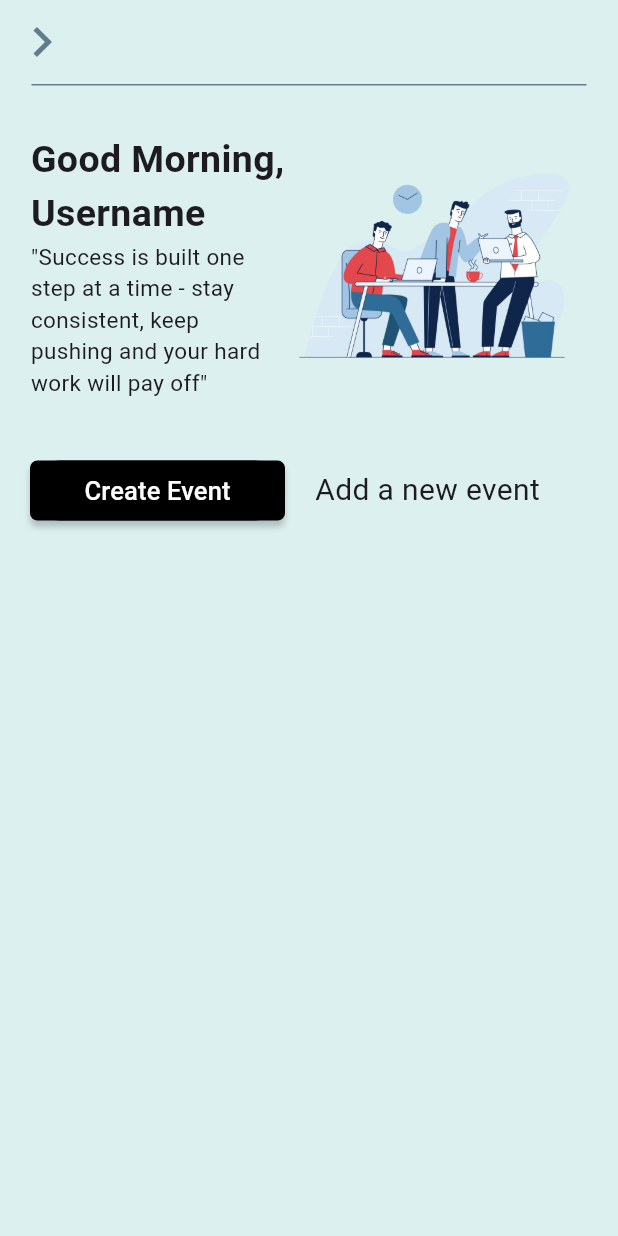
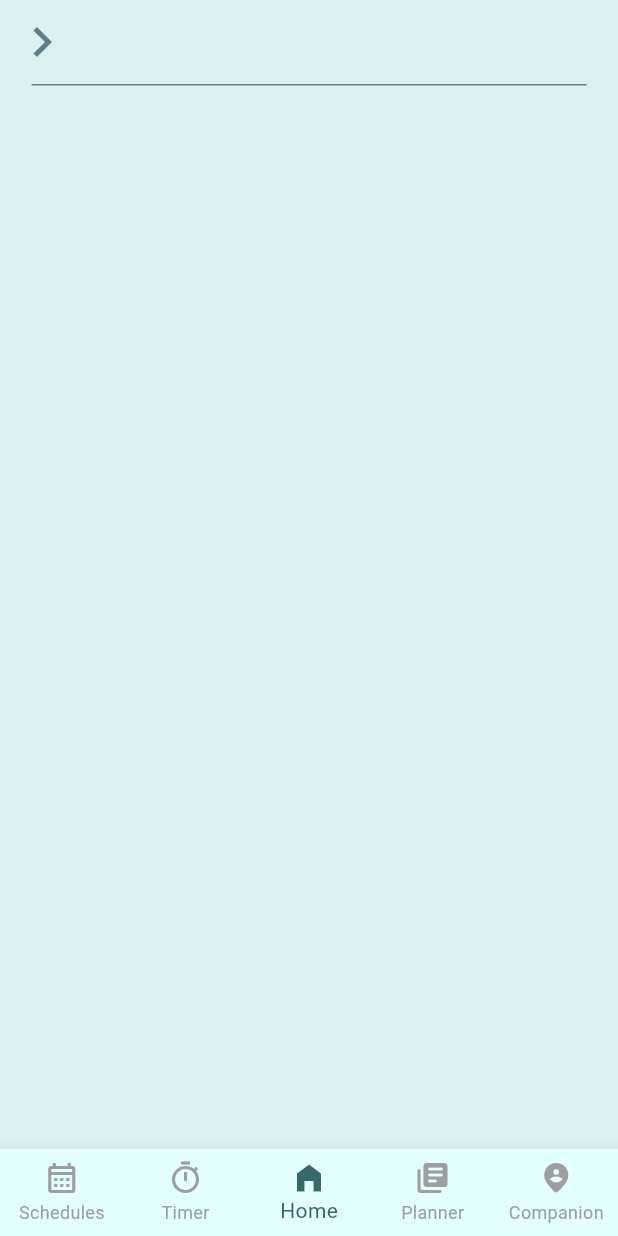
Before and after one commit to mjk-22/Lifep-plan, a Flutter app: the screen it shows after launch, on a phone screen of 412 x 824 dp. Run offline on Flutter 3.47's test engine with Material 3 defaults, Android fonts, the light colour scheme and no system bars; our stand-ins replace cloud_firestore, firebase_auth, firebase_core, mask_text_input_formatter; accounts and stored records are empty.

Commit message:
Finished the Event Creation, organized the routers and the project setup

```diff
--- a/lib/companionshop.dart
+++ b/lib/companionshop.dart
@@ -1,5 +1,5 @@
 import 'package:flutter/material.dart';
-import 'package:lifeplan/worldclock.dart';
+import 'package:lifeplan/navPages/worldclock.dart';
 
 class ShopCompanionPage extends StatelessWidget {
   const ShopCompanionPage({super.key});
--- a/lib/main.dart
+++ b/lib/main.dart
@@ -9,7 +9,12 @@ import 'accountpage.dart';
 import 'companiongender.dart';
 import 'femalecompanion.dart';
 import 'masculinecompanion.dart';
-import 'homepage.dart';
+import 'navpage.dart';
+import 'navPages/homepage.dart';
+import 'navPages/schedules.dart';
+import 'navPages/timer.dart';
+import 'navPages/planner.dart';
+import 'navPages/companion.dart';
 
 Future<void> main() async{
   WidgetsFlutterBinding.ensureInitialized();
@@ -31,14 +36,18 @@ class MyPlanner extends StatelessWidget {
     return MaterialApp(
       debugShowCheckedModeBanner: false,
       routes: {
-        '/' : (context) => HomePage(),
-        'home' : (context) => HomePage(),
+        '/' : (context) => NavPage(),
+        '/home' : (context) => HomePage(),
         '/login' : (context) => LoginPage(),
         '/createaccount' : (context) => CreateAccount(),
         '/startjourney' : (context) => AccountPage(),
          '/masc' : (context) => MaleCompanion(),
         '/fem' : (context) => FemaleCompanion(),
-        'companiongender' : (context) => CompanionGender()
+        '/companiongender' : (context) => CompanionGender(),
+        '/schedules' : (context) => SchedulesPage(),
+        '/timer' : (context) => TimerScreen(),
+        '/planner' : (context) => PlannerPage(),
+        '/companion' : (context) => CompanionPage()
       },
     );
   }
--- a/lib/companion.dart
+++ b/lib/navPages/companion.dart
@@ -1,7 +1,7 @@
 import 'package:flutter/material.dart';
-import 'package:lifeplan/worldclock.dart';
+import 'package:lifeplan/navPages/worldclock.dart';
 
-import 'companionshop.dart';
+import '../companionshop.dart';
 
 
 // Main Companion Page
--- a/lib/homepage.dart
+++ b/lib/navPages/homepage.dart
@@ -1,7 +1,6 @@
 import 'package:flutter/material.dart';
 import 'dart:async';
 import 'package:mask_text_input_formatter/mask_text_input_formatter.dart';
-
 
 class HomePage extends StatefulWidget {
   const HomePage({super.key});
@@ -25,10 +24,10 @@ class _HomePageState extends State<HomePage> {
       currentIndex = index;
     });
   }
-
   @override
   Widget build(BuildContext context) {
     return Scaffold(
+      bottomNavigationBar: bottomNav(currentIndex),
         appBar: AppBar(
             backgroundColor: Color(0xFFDCF0F0),
             bottom: PreferredSize(
@@ -105,13 +104,14 @@ class _HomePageState extends State<HomePage> {
                           style: TextStyle(fontSize: 20),
                         )
                       ],
-                    )
+                    ),
                   ],
                 ),
               ),
             ],
           ),
-        ));
+        )
+    );
   }
 
   Widget bottomNav(index) {
@@ -327,8 +327,11 @@ class _HomePageState extends State<HomePage> {
       child: ElevatedButton(
           style: ElevatedButton.styleFrom(
               backgroundColor: buttonColor, elevation: 0),
-          onPressed: () {
-            createDialog(context);
+          onPressed: () async{
+            await createDialog(context);
+            setState(() {
+
+            });
           },
           child: Text(
             message,
@@ -337,10 +340,13 @@ class _HomePageState extends State<HomePage> {
     );
   }
 
-  void createDialog(BuildContext context) {
-    showDialog(
+  Future<void> createDialog(BuildContext context) async{
+    await showDialog(
       context: context,
+      barrierDismissible: false,
       builder: (context) {
+        return StatefulBuilder(
+          builder: (context, setStateDialog) {
             return AlertDialog(
               backgroundColor: Color(0xFFE3FFFF),
               title: Text("Create Event"),
@@ -401,7 +407,7 @@ class _HomePageState extends State<HomePage> {
                       height: 40,
                       width: 250,
                       child: TextFormField(
-                    controller: titleController,
+                        controller: locationController,
                         cursorColor: Colors.black,
                         keyboardType: TextInputType.number,
                         decoration: InputDecoration(
@@ -440,7 +446,7 @@ class _HomePageState extends State<HomePage> {
                                 borderSide: BorderSide(color: Colors.grey),
                               ),
                               suffixIcon: _dropdown(selectedStart, (newValue) {
-                            setState(() {
+                                setStateDialog(() {
                                   selectedStart = newValue!;
                                 });
                               }),
@@ -475,9 +481,9 @@ class _HomePageState extends State<HomePage> {
                               enabledBorder: OutlineInputBorder(
                                 borderSide: BorderSide(color: Colors.grey),
                               ),
-                          suffixIcon: _dropdown(selectedStart, (newValue) {
-                            setState(() {
-                              selectedStart = newValue!;
+                              suffixIcon: _dropdown(selectedEnd, (newValue) {
+                                setStateDialog(() {
+                                  selectedEnd = newValue!;
                                 });
                               }),
                             ),
@@ -505,6 +511,9 @@ class _HomePageState extends State<HomePage> {
                   child: Text("Cancel", style: TextStyle(color: Colors.black)),
                 ),
               ],
+            );
+          },
+
         );
       },
     );
--- /dev/null
+++ b/lib/navPages/planner.dart
@@ -0,0 +1,15 @@
+import 'package:flutter/material.dart';
+
+class PlannerPage extends StatefulWidget {
+  const PlannerPage({super.key});
+
+  @override
+  State<PlannerPage> createState() => _PlannerPageState();
+}
+
+class _PlannerPageState extends State<PlannerPage> {
+  @override
+  Widget build(BuildContext context) {
+    return const Placeholder();
+  }
+}
--- /dev/null
+++ b/lib/navPages/schedules.dart
@@ -0,0 +1,15 @@
+import 'package:flutter/material.dart';
+
+class SchedulesPage extends StatefulWidget {
+  const SchedulesPage({super.key});
+
+  @override
+  State<SchedulesPage> createState() => _SchedulesPageState();
+}
+
+class _SchedulesPageState extends State<SchedulesPage> {
+  @override
+  Widget build(BuildContext context) {
+    return const Placeholder();
+  }
+}
--- a/lib/timer.dart
+++ b/lib/navPages/timer.dart
@@ -1,7 +1,7 @@
 import 'dart:async';
 
 import 'package:flutter/material.dart';
-import 'package:lifeplan/worldclock.dart';
+import 'package:lifeplan/navPages/worldclock.dart';
 
 import 'companion.dart';
 
--- a/lib/worldclock.dart
+++ b/lib/navPages/worldclock.dart
@@ -2,7 +2,7 @@ import 'package:flutter/material.dart';
 import 'dart:async';
 import 'dart:math';
 
-import 'package:lifeplan/timer.dart';
+import 'package:lifeplan/navPages/timer.dart';
 
 import 'companion.dart';
 
--- /dev/null
+++ b/lib/navpage.dart
@@ -0,0 +1,265 @@
+import 'package:flutter/material.dart';
+import 'dart:async';
+import 'package:mask_text_input_formatter/mask_text_input_formatter.dart';
+
+
+class NavPage extends StatefulWidget {
+  const NavPage({super.key});
+
+  @override
+  State<NavPage> createState() => _NavPageState();
+}
+
+class _NavPageState extends State<NavPage> {
+  List<String> navPages = [
+    '/schedules',
+    '/timer',
+    '/home',
+    '/planner',
+    '/companion'
+  ];
+
+  int currentIndex = 2;
+
+  void _tappedItem(int index) {
+    setState(() {
+      currentIndex = index;
+    });
+  }
+
+  @override
+  Widget build(BuildContext context) {
+    return Scaffold(
+        appBar: AppBar(
+            backgroundColor: Color(0xFFDCF0F0),
+            bottom: PreferredSize(
+                preferredSize: Size.fromHeight(1.0),
+                child: Container(
+                  width: 370,
+                  color: Colors.blueGrey,
+                  height: 1.0,
+                )),
+            leading: Builder(
+              builder: (context) {
+                return IconButton(
+                  icon: const Icon(
+                    Icons.chevron_right,
+                    color: Colors.blueGrey,
+                    size: 40,
+                  ),
+                  onPressed: () {
+                    Scaffold.of(context).openDrawer();
+                  },
+                );
+              },
+            )
+        ),
+        bottomNavigationBar: bottomNav(currentIndex),
+        backgroundColor: Color(0xFFDCF0F0),
+        drawer: drawer(),
+        body: Center(
+
+        )
+    );
+  }
+
+  Widget bottomNav(index) {
+    return BottomNavigationBar(
+        backgroundColor: Color(0xFFE3FFFF),
+        type: BottomNavigationBarType.fixed,
+        selectedItemColor: Color(0xFF356A6B),
+        unselectedItemColor: Colors.grey,
+        onTap: (index) {
+          _tappedItem(index);
+          Navigator.pushNamed(context, navPages[currentIndex]);
+        },
+        currentIndex: index,
+        items: <BottomNavigationBarItem>[
+          BottomNavigationBarItem(
+            icon: Icon(Icons.calendar_month_outlined),
+            label: "Schedules",
+          ),
+          BottomNavigationBarItem(
+            icon: Icon(Icons.timer_outlined),
+            label: "Timer",
+          ),
+          BottomNavigationBarItem(
+            icon: Icon(Icons.home_filled),
+            label: "Home",
+          ),
+          BottomNavigationBarItem(
+            icon: Icon(Icons.my_library_books_rounded),
+            label: "Planner",
+          ),
+          BottomNavigationBarItem(
+            icon: Icon(Icons.person_pin_circle_rounded),
+            label: "Companion",
+          ),
+        ]);
+  }
+
+  Widget drawer() {
+    return Drawer(
+      backgroundColor: Color(0xFFE3FFFF),
+      child: ListView(
+        padding: EdgeInsets.zero,
+        children: [
+          SizedBox(height: 35),
+          Container(
+            height: 30,
+            child: Row(
+              mainAxisAlignment: MainAxisAlignment.end,
+              children: [
+                IconButton(
+                    onPressed: () {
+                      Navigator.pop(context);
+                    },
+                    icon: Icon(
+                      Icons.chevron_left,
+                      color: Colors.blueGrey,
+                      size: 40,
+                    ))
+              ],
+            ),
+          ),
+          SizedBox(height: 35),
+          Container(
+            height: 1.0,
+            color: Colors.blueGrey,
+          ),
+          SizedBox(
+            height: 20,
+          ),
+          Container(
+            height: 50,
+            child: ListTile(
+              leading: Icon(
+                Icons.account_circle_rounded,
+                color: Colors.blueGrey,
+                size: 25,
+              ),
+              title: Text(
+                "Account",
+                style: TextStyle(color: Colors.blueGrey),
+              ),
+            ),
+          ),
+          Container(
+            height: 50,
+            child: ListTile(
+              leading: Icon(
+                Icons.home_outlined,
+                color: Colors.blueGrey,
+                size: 25,
+              ),
+              title: Text(
+                "Home",
+                style: TextStyle(color: Colors.blueGrey),
+              ),
+            ),
+          ),
+          Container(
+            height: 50,
+            child: ListTile(
+              leading: Icon(
+                Icons.notifications_active,
+                color: Colors.blueGrey,
+                size: 25,
+              ),
+              title: Text(
+                "Notifications",
+                style: TextStyle(color: Colors.blueGrey),
+              ),
+            ),
+          ),
+          SizedBox(height: 20),
+          Row(
+            mainAxisAlignment: MainAxisAlignment.spaceAround,
+            children: [
+              Container(
+                width: 260,
+                height: 1.0,
+                color: Colors.blueGrey,
+              ),
+            ],
+          ),
+          SizedBox(
+            height: 20,
+          ),
+          Container(
+            height: 50,
+            child: ListTile(
+              leading: Icon(
+                Icons.person_add_alt_1,
+                color: Colors.blueGrey,
+                size: 25,
+              ),
+              title: Text(
+                "Add user",
+                style: TextStyle(color: Colors.blueGrey),
+              ),
+            ),
+          ),
+          Container(
+            height: 50,
+            child: ListTile(
+              leading: Icon(
+                Icons.message,
+                color: Colors.blueGrey,
+                size: 25,
+              ),
+              title: Text(
+                "Chat Rooms",
+                style: TextStyle(color: Colors.blueGrey),
+              ),
+            ),
+          ),
+          SizedBox(
+            height: 20,
+          ),
+          Row(
+            mainAxisAlignment: MainAxisAlignment.spaceAround,
+            children: [
+              Container(
+                width: 260,
+                height: 1.0,
+                color: Colors.blueGrey,
+              ),
+            ],
+          ),
+          SizedBox(
+            height: 20,
+          ),
+          Container(
+            height: 50,
+            child: ListTile(
+              leading: Icon(
+                Icons.shopping_bag_outlined,
+                color: Colors.blueGrey,
+                size: 25,
+              ),
+              title: Text(
+                "Shop",
+                style: TextStyle(color: Colors.blueGrey),
+              ),
+            ),
+          ),
+          Container(
+            height: 50,
+            child: ListTile(
+              leading: Icon(
+                Icons.monetization_on,
+                color: Colors.blueGrey,
+                size: 25,
+              ),
+              title: Text(
+                "Points",
+                style: TextStyle(color: Colors.blueGrey),
+              ),
+            ),
+          ),
+        ],
+      ),
+    );
+  }
+}
```
Lines whose indentation alone changed are shown as unchanged.
